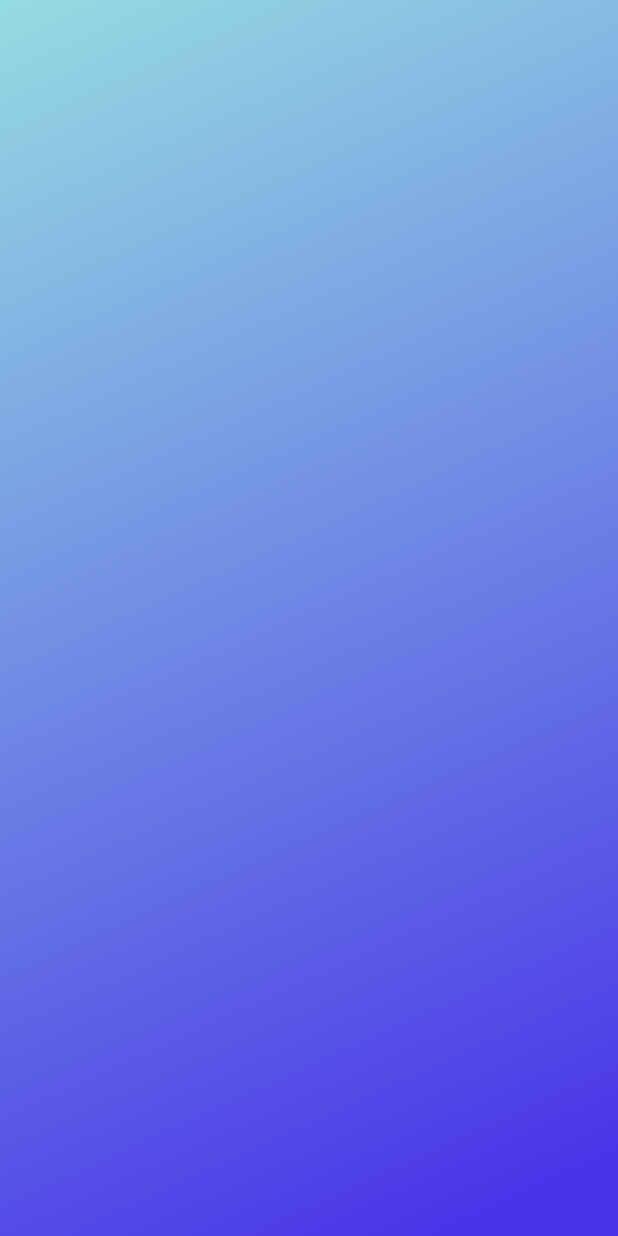
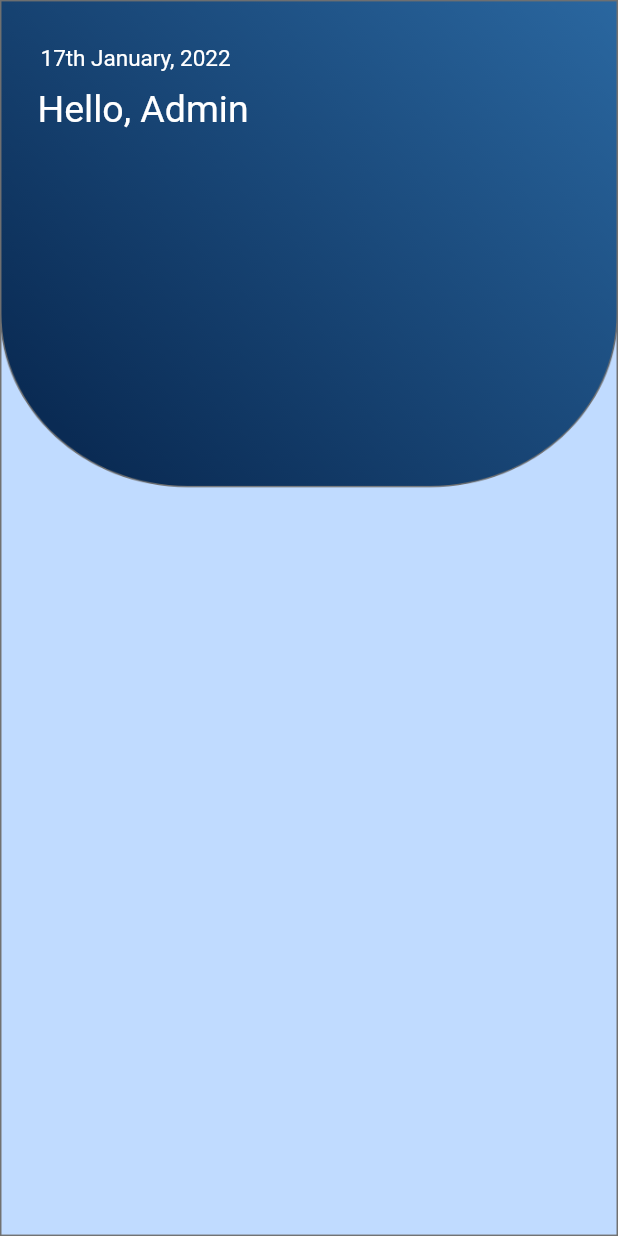
Before and after one commit to Anurag-Bharati/Park-and-Pee, a Flutter app: the screen it shows after launch, on a phone screen of 412 x 824 dp. Run offline on Flutter 3.47's test engine with Material 2 defaults, Android fonts, the light colour scheme and no system bars; our stand-ins replace curved_navigation_bar, flutter_signin_button, material_design_icons_flutter; Roboto replaces fonts that are missing (Poppins-Bold.ttf).

Commit message:
made some changes in admin dashboard

```diff
--- a/lib/admin.dart
+++ b/lib/admin.dart
@@ -11,10 +11,95 @@ class _MyadminState extends State<Myadmin> {
   @override
   Widget build(BuildContext context) {
     return Container(
-      decoration: const BoxDecoration(
-        image: DecorationImage(
-            image: AssetImage('assets/admin.png'), fit: BoxFit.fill),
-      ),
-    );
+        decoration: const BoxDecoration(
+          image: DecorationImage(
+              image: AssetImage('assets/admin3.png'), fit: BoxFit.fill),
+        ),
+        child: SafeArea(
+          top: true,
+          child: Scaffold(
+            resizeToAvoidBottomInset: false,
+            backgroundColor: Colors.transparent,
+            body: Stack(
+              children: [
+                SingleChildScrollView(
+                  child: Column(
+                    crossAxisAlignment: CrossAxisAlignment.start,
+                    children: [
+                      Container(
+                          padding: EdgeInsets.symmetric(
+                              horizontal: 10, vertical: 20),
+                          child: Form(
+                            child: Column(
+                              children: [
+                                Container(
+                                  child: Column(
+                                    children: [
+                                      Row(
+                                        mainAxisAlignment:
+                                            MainAxisAlignment.spaceBetween,
+                                        children: [
+                                          Column(
+                                            // ignore: prefer_const_literals_to_create_immutables
+                                            children: [
+                                              const Padding(
+                                                padding: EdgeInsets.only(
+                                                    left: 5, top: 10),
+                                                child: SizedBox(
+                                                  child: Text(
+                                                    "17th January, 2022",
+                                                    style: TextStyle(
+                                                        fontSize: 15,
+                                                        color: Colors.white),
+                                                  ),
+                                                ),
+                                              ),
+                                              const Padding(
+                                                padding: EdgeInsets.only(
+                                                    left: 15, top: 10),
+                                                child: SizedBox(
+                                                  child: Text(
+                                                    "Hello, Admin",
+                                                    style: TextStyle(
+                                                        fontSize: 25,
+                                                        color: Colors.white),
+                                                  ),
+                                                ),
+                                              )
+                                            ],
+                                          ),
+                                          Column(
+                                            children: [
+
+
+                                            ],
+
+
+                                          )
+                                        ],
+                                      ),
+                                      Row(
+
+                                        children: [
+
+
+
+                                        ],
+
+
+                                      )
+                                    ],
+                                  ),
+                                )
+                              ],
+                            ),
+                          ))
+                    ],
+                  ),
+                ),
+              ],
+            ),
+          ),
+        ));
   }
 }
```
Also changed, not shown: assets/admin-2.png (added), assets/admin3.png (added), assets/admintop.png (added).
